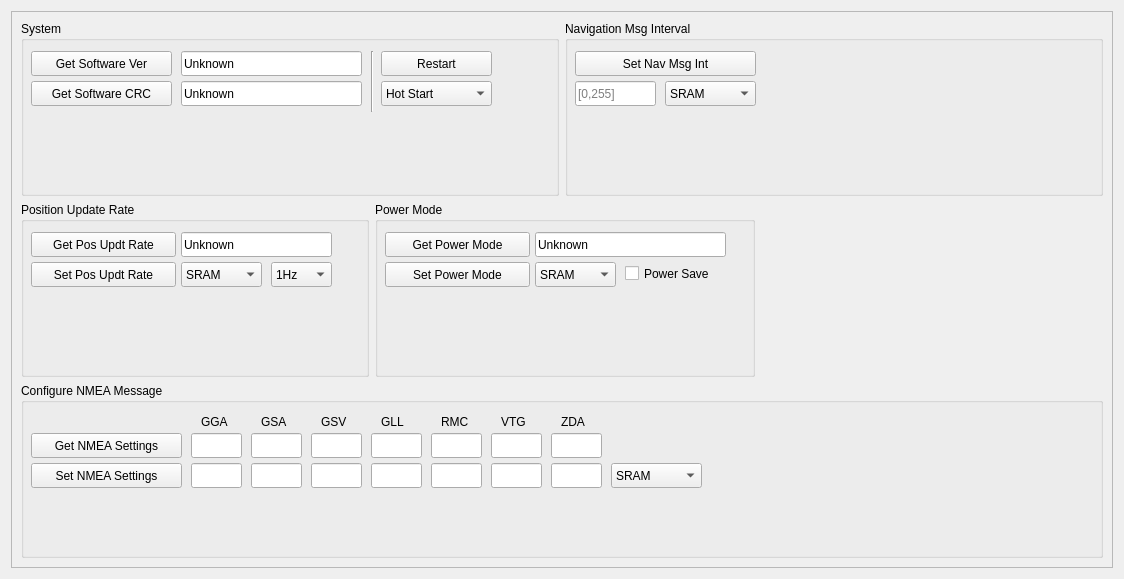
This is alea-gsw/apps/alea-san-antonio/alea/sa/ui/control_panels/gps_panel.ui in jumiknows/AleasatV2 as Qt 5 draws it before an edit. The edited form follows.
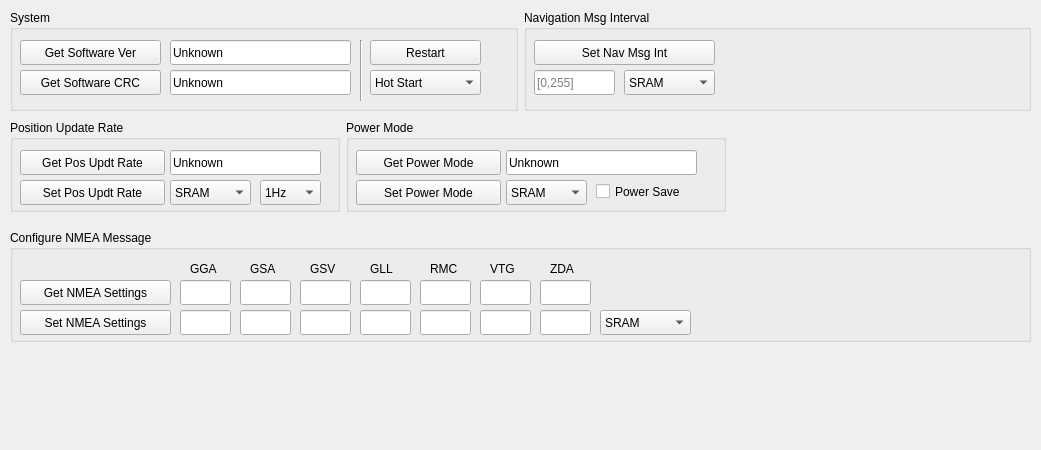
This is the edited form.

What changed in the file:
```diff
--- a/alea-gsw/apps/alea-san-antonio/alea/sa/ui/control_panels/gps_panel.ui
+++ b/alea-gsw/apps/alea-san-antonio/alea/sa/ui/control_panels/gps_panel.ui
@@ -6,30 +6,22 @@
    <rect>
     <x>0</x>
     <y>0</y>
-    <width>1124</width>
-    <height>579</height>
+    <width>1041</width>
+    <height>450</height>
    </rect>
   </property>
   <property name="windowTitle">
    <string>Form</string>
   </property>
-  <layout class="QVBoxLayout" name="verticalLayout_3">
-   <item>
-    <widget class="QScrollArea" name="scrollArea">
-     <property name="widgetResizable">
-      <bool>true</bool>
-     </property>
-     <widget class="QWidget" name="scrollAreaWidgetContents">
+  <widget class="QWidget" name="horizontalLayoutWidget">
       <property name="geometry">
        <rect>
-        <x>0</x>
-        <y>0</y>
-        <width>1100</width>
-        <height>555</height>
-       </rect>
-      </property>
-      <layout class="QVBoxLayout" name="verticalLayout_2">
-       <item>
+     <x>10</x>
+     <y>10</y>
+     <width>1021</width>
+     <height>101</height>
+    </rect>
+   </property>
         <layout class="QHBoxLayout" name="horizontalLayout">
          <item>
           <widget class="QGroupBox" name="groupBox_2">
@@ -230,8 +222,16 @@
           </widget>
          </item>
         </layout>
-       </item>
-       <item>
+  </widget>
+  <widget class="QWidget" name="horizontalLayoutWidget_2">
+   <property name="geometry">
+    <rect>
+     <x>10</x>
+     <y>120</y>
+     <width>1021</width>
+     <height>92</height>
+    </rect>
+   </property>
         <layout class="QHBoxLayout" name="horizontalLayout_2">
          <item>
           <widget class="QGroupBox" name="groupBox_3">
@@ -519,8 +519,16 @@
           </spacer>
          </item>
         </layout>
-       </item>
-       <item>
+  </widget>
+  <widget class="QWidget" name="verticalLayoutWidget">
+   <property name="geometry">
+    <rect>
+     <x>10</x>
+     <y>230</y>
+     <width>1021</width>
+     <height>112</height>
+    </rect>
+   </property>
         <layout class="QVBoxLayout" name="verticalLayout">
          <item>
           <widget class="QGroupBox" name="groupBox_5">
@@ -846,12 +854,7 @@
           </widget>
          </item>
         </layout>
-       </item>
-      </layout>
-     </widget>
-    </widget>
-   </item>
-  </layout>
+  </widget>
  </widget>
  <resources/>
  <connections/>
```
Lines whose indentation alone changed are shown as unchanged.
